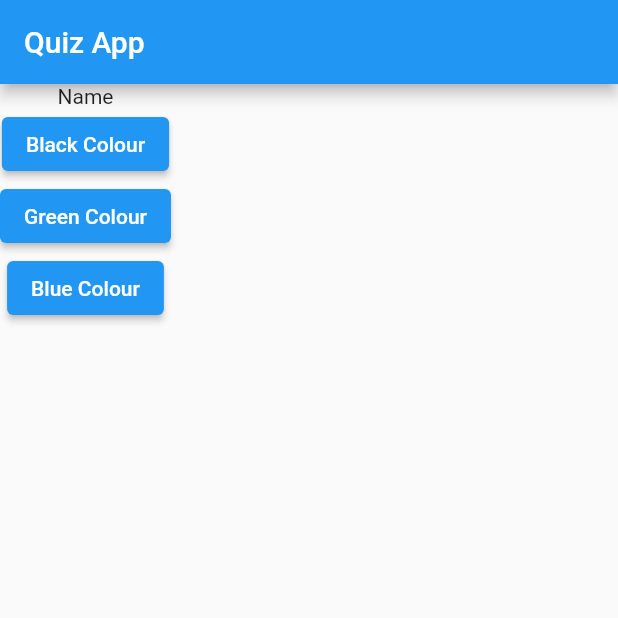
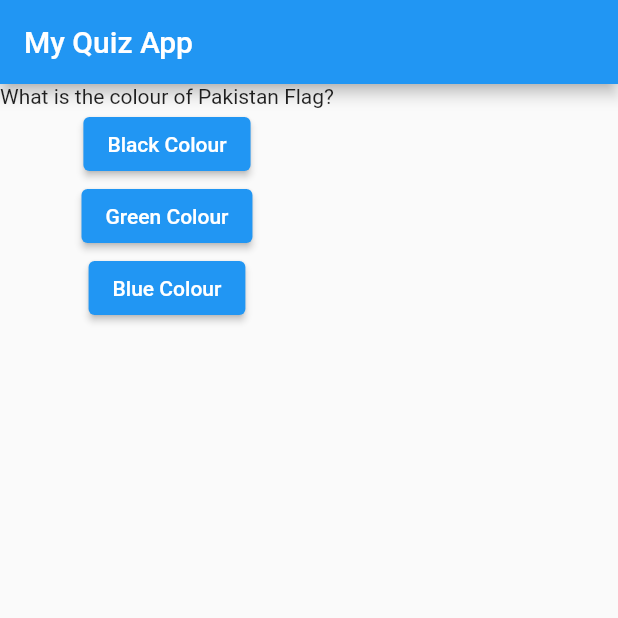
Before and after one commit to AbdulRehman7269/QuizAppbyFlutter, a Flutter app: the screen it shows after launch, after a tap on "Black Colour", on a phone screen of 412 x 824 dp, the top half of it. Run offline on Flutter 3.47's test engine with Material 2 defaults, Android fonts, the phone set to English and light mode, and no system bars.

Commit message:
changes in main.dart and save it and add to github

```diff
--- a/lib/main.dart
+++ b/lib/main.dart
@@ -5,35 +5,45 @@ void main() {
 }
 
 class MyApp extends StatelessWidget {
-  void questionAnswers() {
-    print("Black Colour");
+  const MyApp({super.key});
+
+  void printAnswer() {
+    debugPrint('Black Colour Pressed');
   }
-
 
   @override
   Widget build(BuildContext context) {
+    // TODO: implement build
     var questions = [
-      'Colours',
-      'Name',
+      'What is the colour of Pakistan Flag?',
+      'Who is the Founder of Pakistan',
+      'What is your Name'
     ];
-    return MaterialApp(home: Scaffold(
+    return MaterialApp(
+      home: Scaffold(
         appBar: AppBar(
-        title: Text("Quiz App"),
+          title: const Text('My Quiz App'),
         ),
         body: Column(
           children: [
-          Text(questions[1]),
-      ElevatedButton(onPressed: questionAnswers, child: Text("Black Colour"),
+            Text(questions[0]),
+            ElevatedButton(
+              onPressed: printAnswer,
+              child: const Text('Black Colour'),
             ),
-            ElevatedButton(onPressed: () => print("Green Colour"), child: Text("Green Colour"),
+            ElevatedButton(
+              onPressed: () => debugPrint('Green Colour Pressed'),
+              child: const Text('Green Colour'),
             ),
-            ElevatedButton(onPressed:() {
-              print("Blue Colour");
-            }, child: Text("Blue Colour"),
+            ElevatedButton(
+              onPressed: () {
+                debugPrint('Blue Colour Pressed');
+              },
+              child: const Text('Blue Colour'),
             ),
           ],
-    ),)
-    ,
+        ),
+      ),
     );
   }
 }
```
Lines whose indentation alone changed are shown as unchanged.
